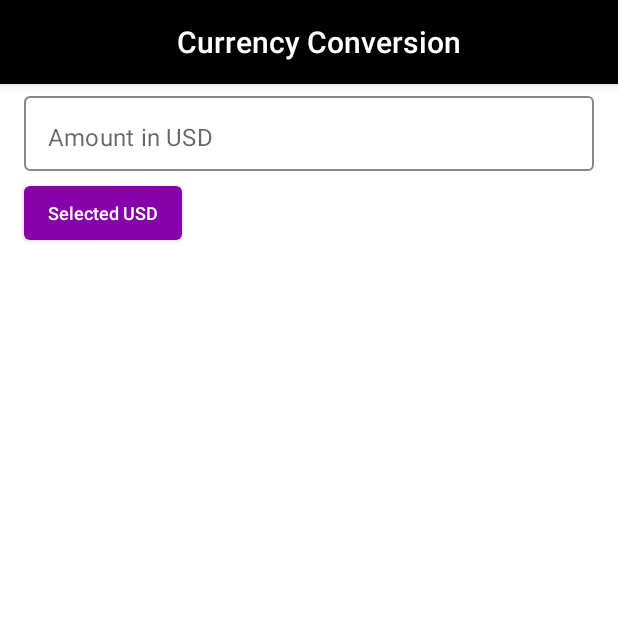
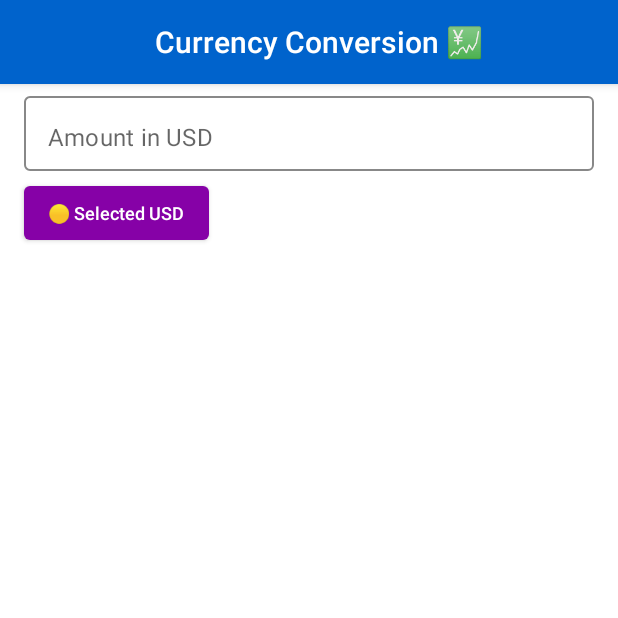
Before and after one commit to Abdul-Aziz-Niazi/CurrencyConversionKMM, an Android app built with Jetpack Compose: the screen it shows after launch (MainActivity), on a phone screen of 412 x 824 dp, the top half of it. Run offline under Robolectric (Android 15) with nearby library versions, the phone set to English and light mode, and no system bars; our stand-ins replace accompanist; libraries missing offline, so code that uses them is left out: com.squareup.sqldelight; 3 statements that could not run were skipped.

```diff
--- a/androidApp/build.gradle.kts
+++ b/androidApp/build.gradle.kts
@@ -45,6 +45,7 @@ dependencies {
     implementation("androidx.compose.ui:ui-tooling:1.4.1")
     implementation("androidx.compose.ui:ui-tooling-preview:1.4.1")
     implementation("androidx.compose.foundation:foundation:1.4.1")
+    implementation ("com.google.accompanist:accompanist-systemuicontroller:0.30.1")
     implementation("androidx.compose.material:material:1.4.1")
     implementation("androidx.activity:activity-compose:1.7.0")
     implementation("androidx.lifecycle:lifecycle-viewmodel-compose:2.6.1")
--- a/androidApp/src/main/java/com/abdulaziz/currencyconversion/android/MainActivity.kt
+++ b/androidApp/src/main/java/com/abdulaziz/currencyconversion/android/MainActivity.kt
@@ -16,17 +16,23 @@ import androidx.compose.ui.text.style.TextAlign
 import androidx.compose.ui.tooling.preview.Preview
 import com.abdulaziz.currencyconversion.android.theme.AppStyles
 import com.abdulaziz.currencyconversion.android.theme.MyApplicationTheme
+import com.abdulaziz.currencyconversion.android.theme.fromHex
 import com.abdulaziz.currencyconversion.android.ui.screen.Home
+import com.google.accompanist.systemuicontroller.rememberSystemUiController
 
 class MainActivity : ComponentActivity() {
     override fun onCreate(savedInstanceState: Bundle?) {
         super.onCreate(savedInstanceState)
         setContent {
+            val systemUiController = rememberSystemUiController()
             MaterialTheme {
+                systemUiController.setSystemBarsColor(
+                    color = Color.fromHex("#0063cc")
+                )
                 Scaffold(
                     modifier = Modifier
                         .fillMaxSize()
-                        .background(Color.Black),
+                        .background(Color.fromHex("#0063cc")),
                     topBar = {
                         TopBar()
                     },
@@ -43,13 +49,13 @@ class MainActivity : ComponentActivity() {
         TopAppBar(
             title = {
                 Text(
-                    text = stringResource(id = R.string.app_name),
+                    text = stringResource(id = R.string.app_name) +" \uD83D\uDCB9",
                     style = AppStyles.textSubtitle.copy(color = Color.White),
                     modifier = Modifier.fillMaxWidth(),
                     textAlign = TextAlign.Center
                 )
             },
-            backgroundColor = Color.Black,
+            backgroundColor =Color.fromHex("#0063cc"),
             contentColor = Color.White
         )
     }
--- a/androidApp/src/main/java/com/abdulaziz/currencyconversion/android/ui/screen/Home.kt
+++ b/androidApp/src/main/java/com/abdulaziz/currencyconversion/android/ui/screen/Home.kt
@@ -60,7 +60,7 @@ fun Home() {
                 .padding(vertical = 4.dp),
             colors = ButtonDefaults.buttonColors(backgroundColor = Color.fromHex(purple500))
         ) {
-            Text(text = "Selected $selectedCurrency", style = AppStyles.textBodySemiBold)
+            Text(text = "\uD83D\uDFE1 Selected $selectedCurrency", style = AppStyles.textBodySemiBold)
         }
 
         CurrencyList(currencyData, mainViewModel, selectedCurrency)
--- a/shared/src/commonMain/kotlin/com/abdulaziz/currencyconversion/utils/CurrencyUtils.kt
+++ b/shared/src/commonMain/kotlin/com/abdulaziz/currencyconversion/utils/CurrencyUtils.kt
@@ -3,15 +3,19 @@ package com.abdulaziz.currencyconversion.utils
 import com.abdulaziz.currencyconversion.data.model.CurrencyRateData
 
 object CurrencyUtils {
-    private const val DEFAULT_CURRENCY = "USD"
+    const val TIME_FOR_REFRESH = 30 * 60 * 1000
+    const val DEFAULT_CURRENCY = "USD"
+    val decimalPattern = Regex("^\\d*\\.?\\d*\$")
     val selectableCurrency = listOf("USD", "EUR", "GBP", "AUD", "CAD", "JPY", "KWD", "AED", "INR", "BTC", "PKR")
 
-    fun convertRate(rate: Double, amount: Double, selectedCurrency: CurrencyRateData): Double {
+    fun convertRate(rate: Double, amount: String, selectedCurrency: CurrencyRateData): String {
+
+        val amountMultiplier = amount.toDouble()
         val convertedResult = if (selectedCurrency.currencyName == DEFAULT_CURRENCY) {
-            (rate * amount)
+            (rate * amountMultiplier)
         } else {
-            (1 / selectedCurrency.rate!!) / (1 / rate) * amount
+            (1 / selectedCurrency.rate!!) / (1 / rate) * amountMultiplier
         }
-        return convertedResult
+        return convertedResult.toString()
     }
 }
```
Also changed, not shown: androidApp/src/main/java/com/abdulaziz/currencyconversion/android/ui/viewmodels/MainViewModel.kt (+7 -3 lines), 3 other files.
